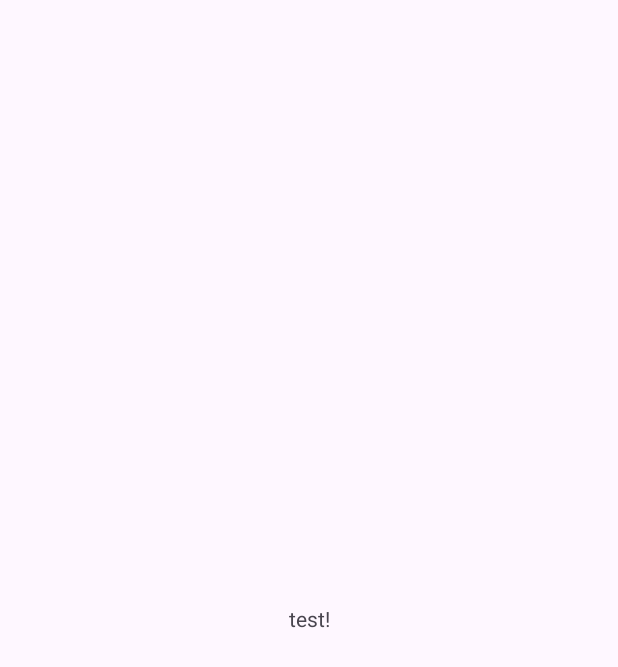
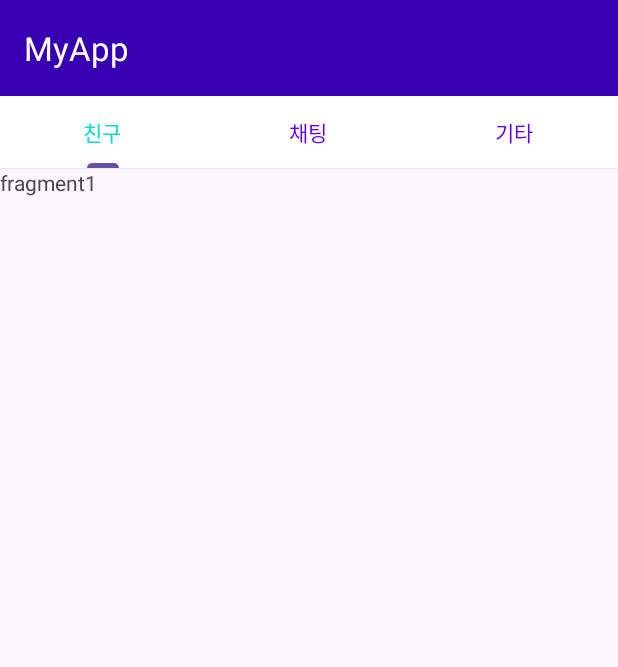
Before and after one commit to choubung/madcamp01, an Android app: the screen it shows after launch (MainActivity), on a phone screen of 412 x 824 dp. Before the commit the part shown is almost empty. Shown: the top 667 px of the screen. Run offline under Robolectric (Android 15) with nearby library versions, the phone set to English and light mode, and no system bars.

Commit message:
툴바가 있는 탭뷰

```diff
--- /dev/null
+++ b/app/src/main/java/com/example/myapp/Fragment1.java
@@ -0,0 +1,21 @@
+package com.example.myapp;
+
+import android.os.Bundle;
+
+import androidx.annotation.NonNull;
+import androidx.annotation.Nullable;
+import androidx.fragment.app.Fragment;
+
+import android.view.LayoutInflater;
+import android.view.View;
+import android.view.ViewGroup;
+
+public class Fragment1 extends Fragment {
+    @Nullable
+    @Override
+    public View onCreateView(@NonNull LayoutInflater inflater, @Nullable ViewGroup container, @Nullable Bundle savedInstanceState) {
+        ViewGroup rootView = (ViewGroup) inflater.inflate(R.layout.fragment_1, container, false);
+
+        return rootView;
+    }
+}
--- /dev/null
+++ b/app/src/main/java/com/example/myapp/Fragment2.java
@@ -0,0 +1,21 @@
+package com.example.myapp;
+
+import android.os.Bundle;
+
+import androidx.annotation.NonNull;
+import androidx.annotation.Nullable;
+import androidx.fragment.app.Fragment;
+
+import android.view.LayoutInflater;
+import android.view.View;
+import android.view.ViewGroup;
+
+public class Fragment2 extends Fragment {
+    @Nullable
+    @Override
+    public View onCreateView(@NonNull LayoutInflater inflater, @Nullable ViewGroup container, @Nullable Bundle savedInstanceState) {
+        ViewGroup rootView = (ViewGroup) inflater.inflate(R.layout.fragment_2, container, false);
+
+        return rootView;
+    }
+}
--- /dev/null
+++ b/app/src/main/java/com/example/myapp/Fragment3.java
@@ -0,0 +1,21 @@
+package com.example.myapp;
+
+import android.os.Bundle;
+
+import androidx.annotation.NonNull;
+import androidx.annotation.Nullable;
+import androidx.fragment.app.Fragment;
+
+import android.view.LayoutInflater;
+import android.view.View;
+import android.view.ViewGroup;
+
+public class Fragment3 extends Fragment {
+    @Nullable
+    @Override
+    public View onCreateView(@NonNull LayoutInflater inflater, @Nullable ViewGroup container, @Nullable Bundle savedInstanceState) {
+        ViewGroup rootView = (ViewGroup) inflater.inflate(R.layout.fragment_3, container, false);
+
+        return rootView;
+    }
+}
--- a/app/src/main/java/com/example/myapp/MainActivity.java
+++ b/app/src/main/java/com/example/myapp/MainActivity.java
@@ -4,21 +4,67 @@ import android.os.Bundle;
 
 import androidx.activity.EdgeToEdge;
 import androidx.appcompat.app.AppCompatActivity;
+import androidx.appcompat.widget.Toolbar;
 import androidx.core.graphics.Insets;
 import androidx.core.view.ViewCompat;
 import androidx.core.view.WindowInsetsCompat;
+import androidx.fragment.app.Fragment;
+
+import com.google.android.material.tabs.TabLayout;
 
 public class MainActivity extends AppCompatActivity {
+    Fragment1 fragment1;
+    Fragment2 fragment2;
+    Fragment3 fragment3;
 
     @Override
     protected void onCreate(Bundle savedInstanceState) {
         super.onCreate(savedInstanceState);
-        EdgeToEdge.enable(this);
         setContentView(R.layout.activity_main);
-        ViewCompat.setOnApplyWindowInsetsListener(findViewById(R.id.main), (v, insets) -> {
-            Insets systemBars = insets.getInsets(WindowInsetsCompat.Type.systemBars());
-            v.setPadding(systemBars.left, systemBars.top, systemBars.right, systemBars.bottom);
-            return insets;
+
+        // toolbar 가져와서 액션바 안에 넣기
+        Toolbar toolbar = (Toolbar) findViewById(R.id.toolbar);
+        setSupportActionBar(toolbar);
+
+        fragment1 = new Fragment1();
+        fragment2 = new Fragment2();
+        fragment3 = new Fragment3();
+
+        getSupportFragmentManager().beginTransaction().add(R.id.container, fragment1).commit();
+        // 자바 소스에서 프래그먼트 1 처음 붙이면서 시작
+
+        // 탭 기능 구현
+        TabLayout tabs = (TabLayout) findViewById(R.id.tabs);
+        tabs.addTab(tabs.newTab().setText("친구"));
+        tabs.addTab(tabs.newTab().setText("채팅"));
+        tabs.addTab(tabs.newTab().setText("기타"));
+
+        tabs.setOnTabSelectedListener(new TabLayout.OnTabSelectedListener() {
+            @Override
+            public void onTabSelected(TabLayout.Tab tab) {
+                int position = tab.getPosition();
+
+                Fragment selected = null;
+                if (position == 0){
+                    selected = fragment1;
+                } else if (position == 1) {
+                    selected = fragment2;
+                } else if (position == 2){
+                    selected = fragment3;
+                }
+
+                getSupportFragmentManager().beginTransaction().replace(R.id.container, selected).commit();
+            }
+
+            @Override
+            public void onTabUnselected(TabLayout.Tab tab) {
+
+            }
+
+            @Override
+            public void onTabReselected(TabLayout.Tab tab) {
+
+            }
         });
     }
 }
--- a/app/src/main/res/layout/activity_main.xml
+++ b/app/src/main/res/layout/activity_main.xml
@@ -1,19 +1,50 @@
 <?xml version="1.0" encoding="utf-8"?>
-<androidx.constraintlayout.widget.ConstraintLayout xmlns:android="http://schemas.android.com/apk/res/android"
+<RelativeLayout xmlns:android="http://schemas.android.com/apk/res/android"
     xmlns:app="http://schemas.android.com/apk/res-auto"
-    xmlns:tools="http://schemas.android.com/tools"
     android:id="@+id/main"
     android:layout_width="match_parent"
-    android:layout_height="match_parent"
-    tools:context=".MainActivity">
+    android:layout_height="match_parent">
 
-    <TextView
-        android:layout_width="wrap_content"
-        android:layout_height="wrap_content"
-        android:text="test!"
-        app:layout_constraintBottom_toBottomOf="parent"
-        app:layout_constraintEnd_toEndOf="parent"
-        app:layout_constraintStart_toStartOf="parent"
-        app:layout_constraintTop_toTopOf="parent" />
+    <androidx.coordinatorlayout.widget.CoordinatorLayout
+        android:layout_width="match_parent"
+        android:layout_height="match_parent">
+        <!-- 액션바 영역과 아래 영역이 겹치지 않도록 알아서 조절해줌-->
 
-</androidx.constraintlayout.widget.ConstraintLayout>
+        <com.google.android.material.appbar.AppBarLayout
+            android:layout_width="match_parent"
+            android:layout_height="wrap_content"
+            android:theme="@style/ThemeOverlay.AppCompat.ActionBar">
+            <androidx.appcompat.widget.Toolbar
+                android:layout_width="match_parent"
+                android:layout_height="wrap_content"
+                android:background="@color/design_default_color_primary_dark"
+                android:theme="@style/ThemeOverlay.AppCompat.Dark"
+                android:elevation="1dp"
+                android:id="@+id/toolbar">
+            </androidx.appcompat.widget.Toolbar>
+
+            <com.google.android.material.tabs.TabLayout
+                android:id="@+id/tabs"
+                android:layout_width="match_parent"
+                android:layout_height="wrap_content"
+                android:elevation="1dp"
+                android:background="@android:color/background_light"
+                app:tabMode="fixed"
+                app:tabGravity="fill"
+                app:tabTextColor="@color/design_default_color_primary"
+                app:tabSelectedTextColor="@color/design_default_color_secondary">
+
+            </com.google.android.material.tabs.TabLayout>
+
+            <FrameLayout
+                android:layout_width="match_parent"
+                android:layout_height="match_parent"
+                app:layout_behavior="@string/appbar_scrolling_view_behavior"
+                android:id="@+id/container">
+
+            </FrameLayout>
+        </com.google.android.material.appbar.AppBarLayout>
+
+    </androidx.coordinatorlayout.widget.CoordinatorLayout>
+
+</RelativeLayout>
--- /dev/null
+++ b/app/src/main/res/layout/fragment_1.xml
@@ -0,0 +1,14 @@
+<?xml version="1.0" encoding="utf-8"?>
+<FrameLayout xmlns:android="http://schemas.android.com/apk/res/android"
+    xmlns:tools="http://schemas.android.com/tools"
+    android:layout_width="match_parent"
+    android:layout_height="match_parent"
+    tools:context=".Fragment1">
+
+    <!-- TODO: Update blank fragment layout -->
+    <TextView
+        android:layout_width="match_parent"
+        android:layout_height="match_parent"
+        android:text="fragment1" />
+
+</FrameLayout>
--- a/app/src/main/res/values/strings.xml
+++ b/app/src/main/res/values/strings.xml
@@ -1,3 +1,5 @@
 <resources>
     <string name="app_name">MyApp</string>
+    <!-- TODO: Remove or change this placeholder text -->
+    <string name="hello_blank_fragment">Hello blank fragment</string>
 </resources>
```
Also changed, not shown: app/src/main/res/layout/fragment_2.xml (added, +14 -0 lines), app/src/main/res/layout/fragment_3.xml (added, +14 -0 lines).
